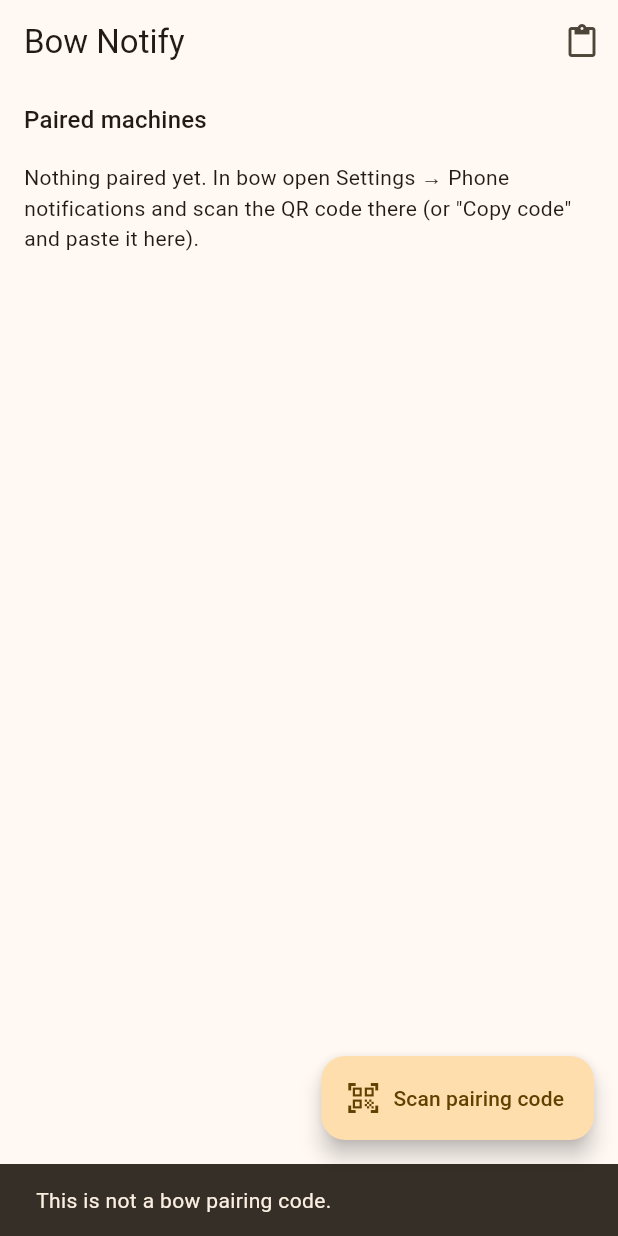
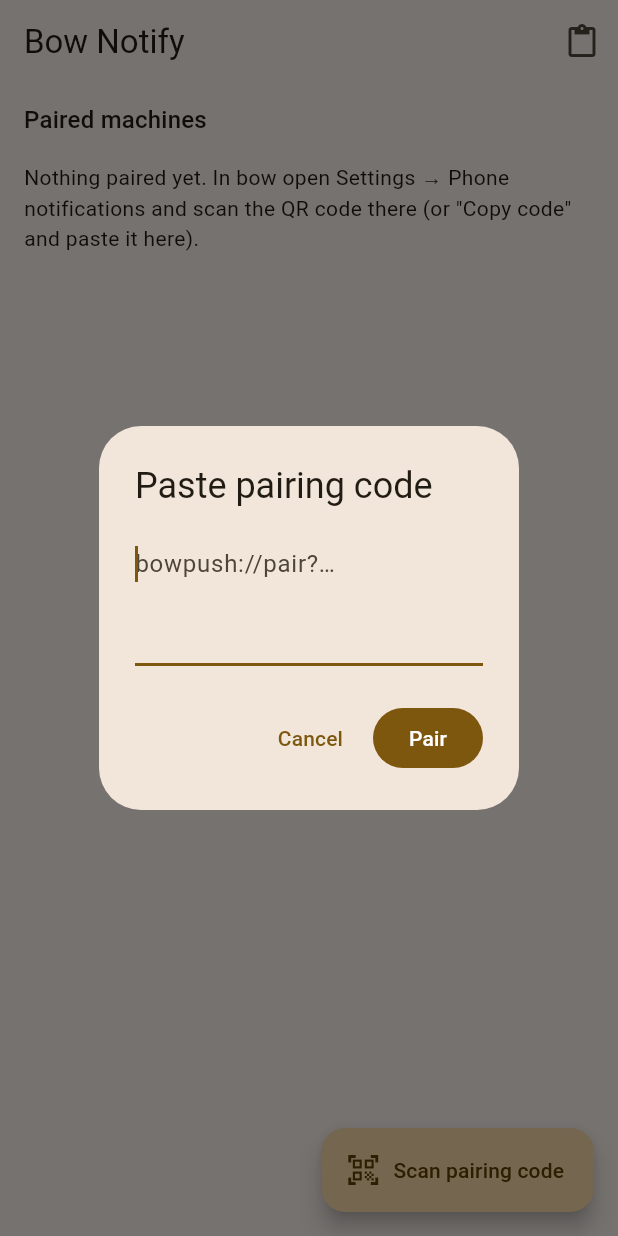
Before and after one commit to Bow-T/bow-agent-notify, a Flutter app: the screen it shows after launch, after a tap on the "content paste" icon, on a phone screen of 412 x 824 dp. Run offline on Flutter 3.47's test engine with Material 3 defaults, Android fonts, the phone set to English and light mode, and no system bars; our stand-ins replace firebase_core, firebase_messaging, shared_preferences; missing offline and left inert: mobile_scanner; accounts and stored records are empty.

Commit message:
feat: gắn app vào dự án Firebase bow-agent-ai; nhập mã ghép bằng ô nhập
- flutterfire configure: đăng ký app Android (dev.bow.bow_notify) + iOS (dev.bow.bowNotify) vào dự án
  bow-agent-ai, thêm plugin Google Services. google-services.json, GoogleService-Info.plist và
  firebase.json được commit (repo riêng tư, clone về là build được; chúng không phải bí mật).
- Nút dán mở hộp có ô nhập thay vì tự đọc clipboard (iOS hỏi quyền mỗi lần app tự đọc).
- README viết lại theo trạng thái thật: còn lại là cài app, khoá APNs (iOS), nạp khoá service account.

```diff
--- a/lib/main.dart
+++ b/lib/main.dart
@@ -4,7 +4,6 @@ import 'dart:ui';
 import 'package:firebase_core/firebase_core.dart';
 import 'package:firebase_messaging/firebase_messaging.dart';
 import 'package:flutter/material.dart';
-import 'package:flutter/services.dart';
 import 'package:shared_preferences/shared_preferences.dart';
 
 import 'pairing.dart';
@@ -20,7 +19,7 @@ Future<void> main() async {
   String? firebaseError;
   try {
     // Không truyền options: đọc cấu hình native do `flutterfire configure` đặt (google-services.json /
-    // GoogleService-Info.plist) — repo không chứa cấu hình Firebase của ai cả.
+    // GoogleService-Info.plist). Android cần cấu hình native để hiện thông báo cả khi app đã tắt hẳn.
     await Firebase.initializeApp();
   } catch (e) {
     firebaseError = '$e';
@@ -66,8 +65,8 @@ class SetupNeededPage extends StatelessWidget {
           Text(t('Chưa có cấu hình Firebase', 'Firebase is not configured'), style: Theme.of(context).textTheme.titleLarge),
           const SizedBox(height: 12),
           Text(t(
-            'Chạy `flutterfire configure` ở gốc repo này với dự án Firebase mà bow đang dùng, rồi build lại app. Xem README.md.',
-            'Run `flutterfire configure` at the root of this repo against the Firebase project bow sends through, then rebuild. See README.md.',
+            'Bản build này thiếu google-services.json / GoogleService-Info.plist. Chạy `flutterfire configure` ở gốc repo rồi build lại — xem README.md.',
+            'This build lacks google-services.json / GoogleService-Info.plist. Run `flutterfire configure` at the repo root and rebuild — see README.md.',
           )),
           const SizedBox(height: 16),
           SelectableText(error, style: Theme.of(context).textTheme.bodySmall),
@@ -199,9 +198,29 @@ class _HomePageState extends State<HomePage> {
     await _pair(raw);
   }
 
-  Future<void> _paste() async {
-    final data = await Clipboard.getData(Clipboard.kTextPlain);
-    await _pair(data?.text ?? '');
+  /// Nhập mã ghép bằng tay (web bow → "Chép mã"): dùng khi không quét được, vd mở web bow trên chính điện thoại này.
+  /// Ô nhập thường chứ không tự đọc clipboard — iOS hỏi quyền mỗi lần app tự đọc.
+  Future<void> _enterCode() async {
+    final input = TextEditingController();
+    final raw = await showDialog<String>(
+      context: context,
+      builder: (context) => AlertDialog(
+        title: Text(t('Dán mã ghép', 'Paste pairing code')),
+        content: TextField(
+          controller: input,
+          autofocus: true,
+          autocorrect: false,
+          enableSuggestions: false,
+          maxLines: 3,
+          decoration: const InputDecoration(hintText: 'bowpush://pair?…'),
+        ),
+        actions: [
+          TextButton(onPressed: () => Navigator.pop(context), child: Text(t('Thôi', 'Cancel'))),
+          FilledButton(onPressed: () => Navigator.pop(context, input.text), child: Text(t('Ghép', 'Pair'))),
+        ],
+      ),
+    );
+    await _pair(raw);
   }
 
   @override
@@ -211,7 +230,7 @@ class _HomePageState extends State<HomePage> {
       appBar: AppBar(
         title: const Text('Bow Notify'),
         actions: [
-          IconButton(onPressed: _busy ? null : _paste, tooltip: t('Dán mã ghép', 'Paste pairing code'), icon: const Icon(Icons.content_paste)),
+          IconButton(onPressed: _busy ? null : _enterCode, tooltip: t('Dán mã ghép', 'Paste pairing code'), icon: const Icon(Icons.content_paste)),
         ],
       ),
       floatingActionButton: FloatingActionButton.extended(
```
Also changed, not shown: firebase.json (added), 7 other files.
